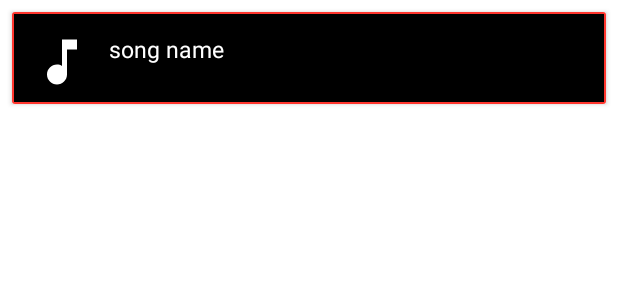
After one commit to jainsanyam228/Musical_Bar123, an Android app: the layout list_iten.xml on its own in the app's theme, with its tools: preview values and no code run, on a phone screen of 412 x 824 dp. The commit adds this screen. Shown: the top 300 px of the screen. Run offline under Robolectric (Android 15) with nearby library versions, the phone set to English and light mode, and no system bars.

Commit message:
still working

```diff
--- a/app/build.gradle
+++ b/app/build.gradle
@@ -37,4 +37,5 @@ dependencies {
     androidTestImplementation 'androidx.test.ext:junit:1.1.2'
     androidTestImplementation 'androidx.test.espresso:espresso-core:3.3.0'
     implementation 'com.karumi:dexter:6.2.2'
+    implementation 'com.gauravk.audiovisualizer:audiovisualizer:0.9.2'
 }
--- a/app/src/main/AndroidManifest.xml
+++ b/app/src/main/AndroidManifest.xml
@@ -3,6 +3,7 @@
     package="com.example.musicalbar">
 
     <uses-permission android:name="android.permission.READ_EXTERNAL_STORAGE" />
+    <uses-permission android:name="android.permission.RECORD_AUDIO"/>
 
     <application
         android:allowBackup="true"
--- /dev/null
+++ b/app/src/main/res/drawable/icon_music.xml
@@ -0,0 +1,5 @@
+<vector android:height="24dp" android:tint="#FFFFFF"
+    android:viewportHeight="24" android:viewportWidth="24"
+    android:width="24dp" xmlns:android="http://schemas.android.com/apk/res/android">
+    <path android:fillColor="@android:color/white" android:pathData="M12,3v10.55c-0.59,-0.34 -1.27,-0.55 -2,-0.55 -2.21,0 -4,1.79 -4,4s1.79,4 4,4 4,-1.79 4,-4V7h4V3h-6z"/>
+</vector>
--- /dev/null
+++ b/app/src/main/res/drawable/item_bg.xml
@@ -0,0 +1,15 @@
+<?xml version="1.0" encoding="utf-8"?>
+<shape xmlns:android="http://schemas.android.com/apk/res/android"
+    android:shape="rectangle"
+
+    >
+<solid android:color="@color/black" >
+
+</solid>
+    <stroke android:width="1dp"
+        android:color="#FF362E">
+
+    </stroke>
+
+
+</shape>
--- a/app/src/main/res/layout/activity_main.xml
+++ b/app/src/main/res/layout/activity_main.xml
@@ -4,12 +4,13 @@
     xmlns:tools="http://schemas.android.com/tools"
     android:layout_width="match_parent"
     android:layout_height="match_parent"
+    android:background="@color/black"
     android:padding="10dp"
     tools:context=".MainActivity">
 
    <ListView
+       android:id="@+id/songlistview"
        android:layout_width="match_parent"
-       android:layout_height="match_parent"
-       android:id="@+id/songlistview"/>
+       android:layout_height="match_parent" />
 
 </RelativeLayout>
--- /dev/null
+++ b/app/src/main/res/layout/list_iten.xml
@@ -0,0 +1,48 @@
+<?xml version="1.0" encoding="utf-8"?>
+<androidx.cardview.widget.CardView xmlns:android="http://schemas.android.com/apk/res/android"
+    android:layout_width="match_parent"
+    android:layout_height="wrap_content"
+    android:layout_marginEnd="8dp"
+    android:layout_marginStart="8dp"
+    android:layout_marginTop="8dp"
+    >
+    <RelativeLayout
+        android:padding="8dp"
+        android:layout_width="match_parent"
+        android:layout_height="wrap_content"
+        android:background="@drawable/item_bg">
+        <ImageView
+            android:id="@+id/imgSong"
+            android:layout_width="40dp"
+            android:layout_height="40dp"
+            android:layout_alignParentStart="true"
+            android:layout_alignParentTop="true"
+            android:layout_marginStart="5dp"
+            android:layout_marginTop="5dp"
+            android:layout_alignParentLeft="true"
+            android:layout_marginLeft="5dp"
+            android:background="@drawable/icon_music"/>
+
+        <TextView
+            android:id="@+id/txtsongname"
+            android:layout_width="wrap_content"
+            android:layout_height="40dp"
+            android:layout_alignParentEnd="true"
+            android:layout_marginStart="5dp"
+            android:layout_marginEnd="5dp"
+            android:padding="6dp"
+            android:textColor="#ffffff"
+            android:text="song name"
+            android:textSize="15sp"
+            android:singleLine="true"
+            android:marqueeRepeatLimit="marquee_forever"
+            android:ellipsize="marquee"
+            android:scrollHorizontally="true"
+            android:layout_toEndOf="@+id/imgSong"
+            android:layout_alignParentRight="true"
+            android:layout_toRightOf="@+id/imgSong" />
+
+
+    </RelativeLayout>
+
+</androidx.cardview.widget.CardView>
--- a/app/src/main/res/values/colors.xml
+++ b/app/src/main/res/values/colors.xml
@@ -1,7 +1,7 @@
 <?xml version="1.0" encoding="utf-8"?>
 <resources>
     <color name="purple_200">#FFBB86FC</color>
-    <color name="purple_500">#444b5e</color>
+    <color name="purple_500">#F51605</color>
     <color name="purple_700">#0979D3</color>
     <color name="teal_200">#FF03DAC5</color>
     <color name="teal_700">#FF018786</color>
```
Also changed, not shown: app/src/main/java/com/example/musicalbar/MainActivity.java (+61 -13 lines), app/src/main/java/com/example/musicalbar/Player.java (+239 -0 lines), app/src/main/res/drawable/ic_baseline_music_note_24.xml (added, +10 -0 lines), app/src/main/res/layout/activity_player.xml (+63 -10 lines), app/src/main/res/drawable/photo.png (added), app/src/main/res/drawable/wall.png (added), app/src/main/res/wall.png (added).
